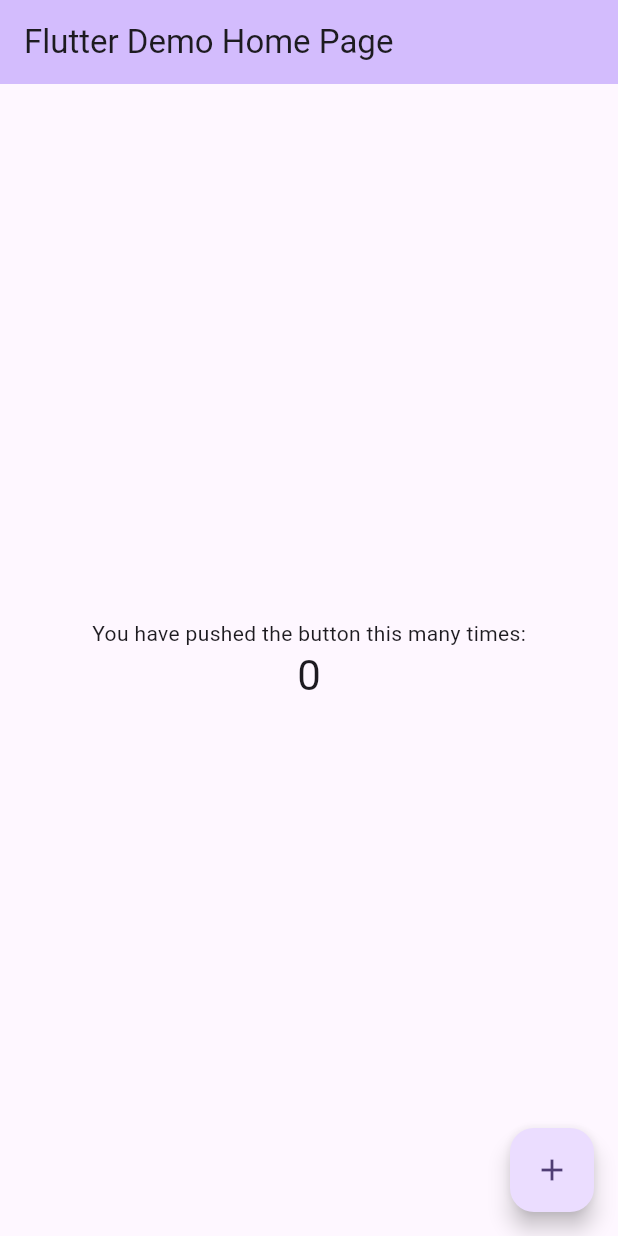
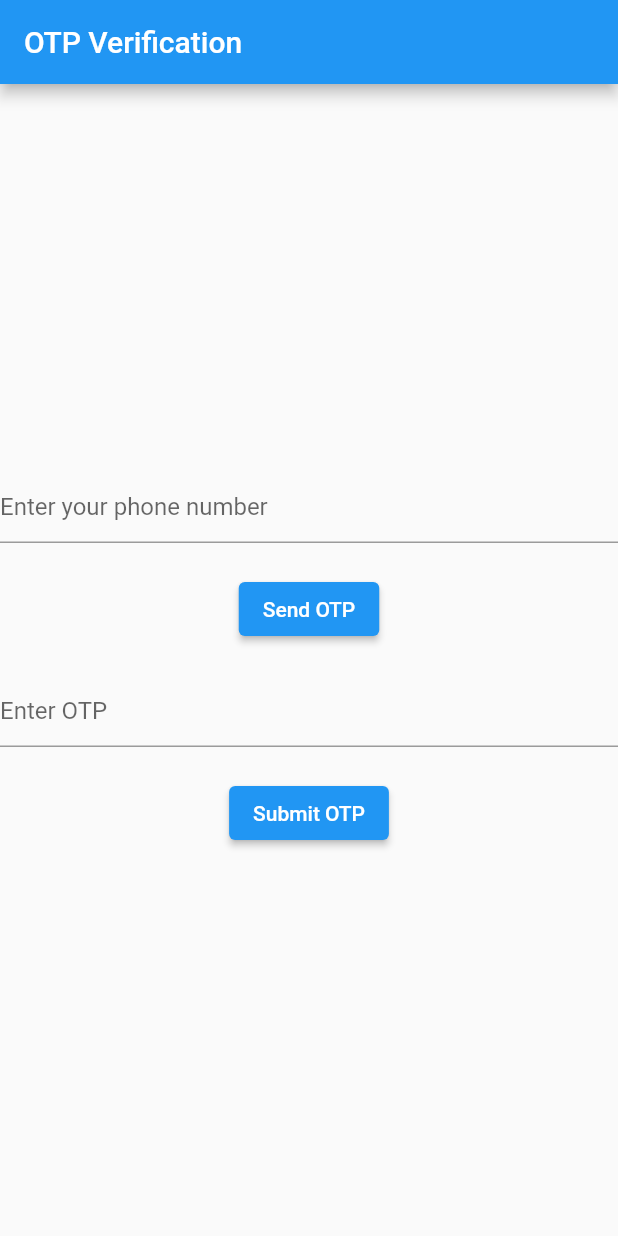
Before and after one commit to undertaj/blackcoffer, a Flutter app: the screen it shows after launch, on a phone screen of 412 x 824 dp. Run offline on Flutter 3.47's test engine with Material 2 defaults, Android fonts, the phone set to English and light mode, and no system bars; our stand-ins replace camera, cloud_firestore, firebase_auth, firebase_core, firebase_storage; accounts and stored records are empty.

Commit message:
added otp login

```diff
--- a/lib/main.dart
+++ b/lib/main.dart
@@ -1,125 +1,26 @@
+import 'package:firebase_core/firebase_core.dart';
 import 'package:flutter/material.dart';
+import 'package:blackcoffer/phone.dart';
+import 'firebase_options.dart';
+import 'homepage.dart';
 
-void main() {
-  runApp(const MyApp());
+void main() async{
+  WidgetsFlutterBinding.ensureInitialized();
+  await Firebase.initializeApp(
+    options: DefaultFirebaseOptions.currentPlatform,
+  );
+
+
+
+
+  //runApp(MyApp());
+  runApp(MaterialApp(
+    initialRoute: 'phone',
+    debugShowCheckedModeBanner: false,
+    routes: {
+      'phone': (context) => const MyPhone(),
+      // 'verify': (context) => const MyVerify(),
+      'home': (context) =>  HomePage(),
+    },
+  ));
 }
-
-class MyApp extends StatelessWidget {
-  const MyApp({super.key});
-
-  // This widget is the root of your application.
-  @override
-  Widget build(BuildContext context) {
-    return MaterialApp(
-      title: 'Flutter Demo',
-      theme: ThemeData(
-        // This is the theme of your application.
-        //
-        // TRY THIS: Try running your application with "flutter run". You'll see
-        // the application has a blue toolbar. Then, without quitting the app,
-        // try changing the seedColor in the colorScheme below to Colors.green
-        // and then invoke "hot reload" (save your changes or press the "hot
-        // reload" button in a Flutter-supported IDE, or press "r" if you used
-        // the command line to start the app).
-        //
-        // Notice that the counter didn't reset back to zero; the application
-        // state is not lost during the reload. To reset the state, use hot
-        // restart instead.
-        //
-        // This works for code too, not just values: Most code changes can be
-        // tested with just a hot reload.
-        colorScheme: ColorScheme.fromSeed(seedColor: Colors.deepPurple),
-        useMaterial3: true,
-      ),
-      home: const MyHomePage(title: 'Flutter Demo Home Page'),
-    );
-  }
-}
-
-class MyHomePage extends StatefulWidget {
-  const MyHomePage({super.key, required this.title});
-
-  // This widget is the home page of your application. It is stateful, meaning
-  // that it has a State object (defined below) that contains fields that affect
-  // how it looks.
-
-  // This class is the configuration for the state. It holds the values (in this
-  // case the title) provided by the parent (in this case the App widget) and
-  // used by the build method of the State. Fields in a Widget subclass are
-  // always marked "final".
-
-  final String title;
-
-  @override
-  State<MyHomePage> createState() => _MyHomePageState();
-}
-
-class _MyHomePageState extends State<MyHomePage> {
-  int _counter = 0;
-
-  void _incrementCounter() {
-    setState(() {
-      // This call to setState tells the Flutter framework that something has
-      // changed in this State, which causes it to rerun the build method below
-      // so that the display can reflect the updated values. If we changed
-      // _counter without calling setState(), then the build method would not be
-      // called again, and so nothing would appear to happen.
-      _counter++;
-    });
-  }
-
-  @override
-  Widget build(BuildContext context) {
-    // This method is rerun every time setState is called, for instance as done
-    // by the _incrementCounter method above.
-    //
-    // The Flutter framework has been optimized to make rerunning build methods
-    // fast, so that you can just rebuild anything that needs updating rather
-    // than having to individually change instances of widgets.
-    return Scaffold(
-      appBar: AppBar(
-        // TRY THIS: Try changing the color here to a specific color (to
-        // Colors.amber, perhaps?) and trigger a hot reload to see the AppBar
-        // change color while the other colors stay the same.
-        backgroundColor: Theme.of(context).colorScheme.inversePrimary,
-        // Here we take the value from the MyHomePage object that was created by
-        // the App.build method, and use it to set our appbar title.
-        title: Text(widget.title),
-      ),
-      body: Center(
-        // Center is a layout widget. It takes a single child and positions it
-        // in the middle of the parent.
-        child: Column(
-          // Column is also a layout widget. It takes a list of children and
-          // arranges them vertically. By default, it sizes itself to fit its
-          // children horizontally, and tries to be as tall as its parent.
-          //
-          // Column has various properties to control how it sizes itself and
-          // how it positions its children. Here we use mainAxisAlignment to
-          // center the children vertically; the main axis here is the vertical
-          // axis because Columns are vertical (the cross axis would be
-          // horizontal).
-          //
-          // TRY THIS: Invoke "debug painting" (choose the "Toggle Debug Paint"
-          // action in the IDE, or press "p" in the console), to see the
-          // wireframe for each widget.
-          mainAxisAlignment: MainAxisAlignment.center,
-          children: <Widget>[
-            const Text(
-              'You have pushed the button this many times:',
-            ),
-            Text(
-              '$_counter',
-              style: Theme.of(context).textTheme.headlineMedium,
-            ),
-          ],
-        ),
-      ),
-      floatingActionButton: FloatingActionButton(
-        onPressed: _incrementCounter,
-        tooltip: 'Increment',
-        child: const Icon(Icons.add),
-      ), // This trailing comma makes auto-formatting nicer for build methods.
-    );
-  }
-}
--- /dev/null
+++ b/lib/phone.dart
@@ -0,0 +1,105 @@
+import 'package:firebase_auth/firebase_auth.dart';
+import 'package:flutter/material.dart';
+
+class MyPhone extends StatefulWidget {
+  const MyPhone({Key? key}) : super(key: key);
+
+  @override
+  State<MyPhone> createState() => _MyPhoneState();
+}
+
+
+
+
+class _MyPhoneState extends State<MyPhone> {
+  final TextEditingController _phoneNumberController = TextEditingController();
+  final TextEditingController _otpController = TextEditingController();
+  String _verificationId = '';
+
+  Future<void> _verifyPhoneNumber() async {
+    final String phoneNumber = "+91${_phoneNumberController.text}";
+
+    PhoneVerificationCompleted verificationCompleted =
+        (PhoneAuthCredential authCredential) async {
+      await FirebaseAuth.instance.signInWithCredential(authCredential);
+    };
+
+    PhoneVerificationFailed verificationFailed =
+        (FirebaseAuthException authException) {
+      print('Error: ${authException.message}');
+    };
+
+    PhoneCodeSent codeSent =
+        (String verificationId, int? resendToken) {
+      setState(() {
+        _verificationId = verificationId;
+      });
+      print('Verification ID: $verificationId');
+    };
+
+    PhoneCodeAutoRetrievalTimeout codeAutoRetrievalTimeout =
+        (String verificationId) {
+      print('Auto-retrieval timed out');
+    };
+
+    await FirebaseAuth.instance.verifyPhoneNumber(
+      phoneNumber: phoneNumber,
+      verificationCompleted: verificationCompleted,
+      verificationFailed: verificationFailed,
+      codeSent: codeSent,
+      codeAutoRetrievalTimeout: codeAutoRetrievalTimeout,
+    );
+
+  }
+
+  Future<void> _submitOTP() async {
+    AuthCredential credential = PhoneAuthProvider.credential(
+      verificationId: _verificationId,
+      smsCode: _otpController.text,
+    );
+
+    await FirebaseAuth.instance.signInWithCredential(credential);
+    Navigator.pushNamed(context, 'home');
+  }
+
+  @override
+  Widget build(BuildContext context) {
+    return Scaffold(
+      appBar: AppBar(
+        title: Text('OTP Verification'),
+      ),
+      body: Center(
+        child: Column(
+          mainAxisAlignment: MainAxisAlignment.center,
+          children: <Widget>[
+            TextField(
+              controller: _phoneNumberController,
+              keyboardType: TextInputType.phone,
+              decoration: InputDecoration(
+                hintText: 'Enter your phone number',
+              ),
+            ),
+            SizedBox(height: 20),
+            ElevatedButton(
+              onPressed: _verifyPhoneNumber,
+              child: Text('Send OTP'),
+            ),
+            SizedBox(height: 20),
+            TextField(
+              controller: _otpController,
+              keyboardType: TextInputType.number,
+              decoration: InputDecoration(
+                hintText: 'Enter OTP',
+              ),
+            ),
+            SizedBox(height: 20),
+            ElevatedButton(
+              onPressed: _submitOTP,
+              child: Text('Submit OTP'),
+            ),
+          ],
+        ),
+      ),
+    );
+  }
+}
```
Also changed, not shown: lib/homepage.dart (added, +113 -0 lines), lib/record_video_page.dart (added, +58 -0 lines), pubspec.yaml (+11 -5 lines), assets/img.png (added), lib/firebase_options.dart (added), pubspec.lock, 8 other files.
